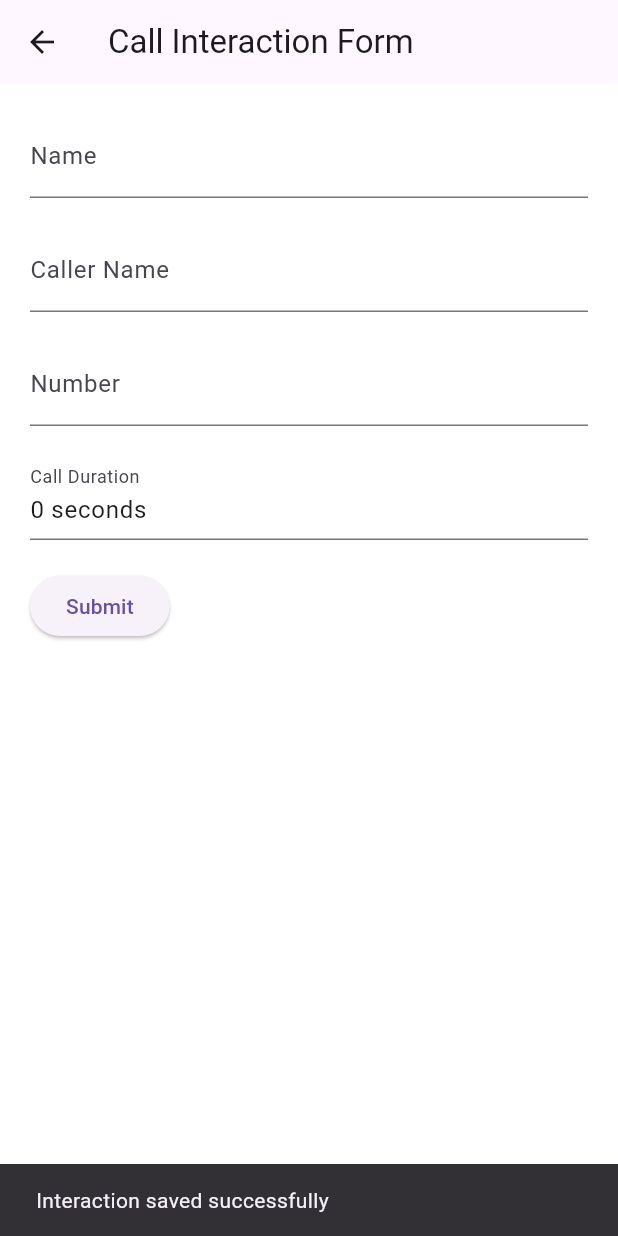
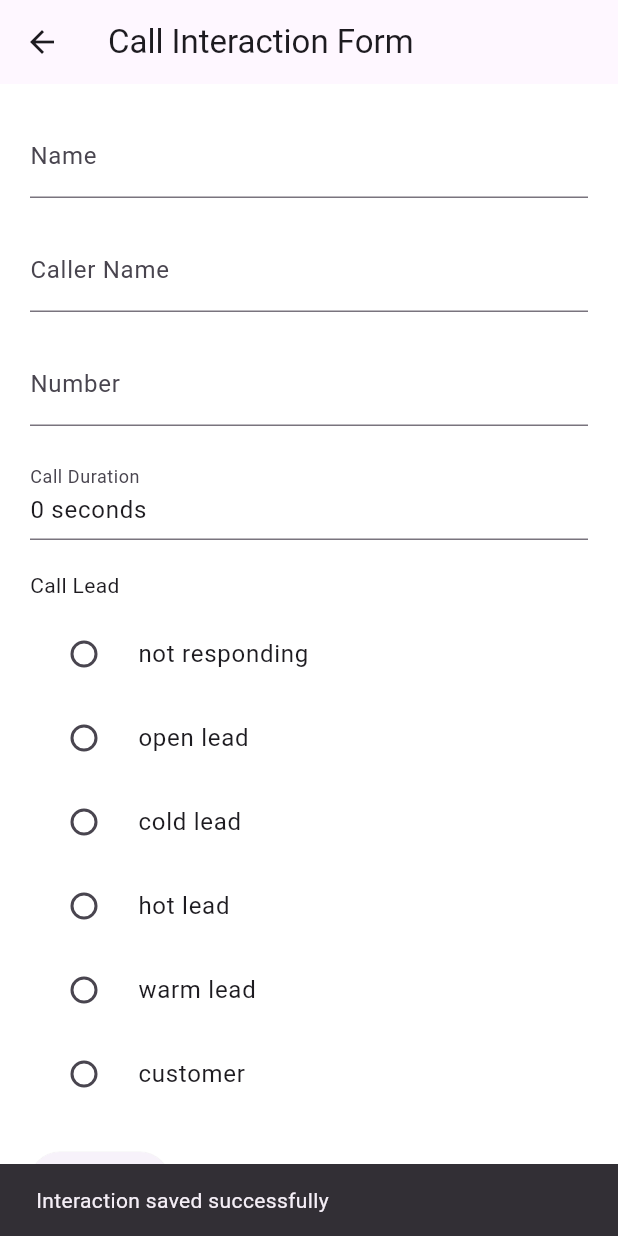
Before and after one commit to CalebVoila/VoilaCall, a Flutter app: the VoilaCallScreen screen opened directly, after a tap on "Submit", on a phone screen of 412 x 824 dp. Run offline on Flutter 3.47's test engine with Material 3 defaults, Android fonts, the phone set to English and light mode, and no system bars; our stand-ins replace pie_chart, shared_preferences, sqflite; missing offline and left inert: call_log, flutter_phone_direct_caller; accounts and stored records are empty.

Commit message:
interaction tag and type and select leads are added

```diff
--- a/lib/screens/voila_call_screen.dart
+++ b/lib/screens/voila_call_screen.dart
@@ -7,7 +7,8 @@ class VoilaCallScreen extends StatefulWidget {
   final String phoneNumber;
 
   VoilaCallScreen({
-    required this.phoneNumber, required int callDuration,
+    required this.phoneNumber,
+    required int callDuration,
   });
 
   @override
@@ -18,7 +19,8 @@ class _VoilaCallScreenState extends State<VoilaCallScreen> {
   String selectedLead = 'not responding';
   String selectedCallType = 'incoming';
   String selectedCallTag = 'unanswered';
-  String selectedStatus = 'incoming';
+  List<String> callLeads = ['not responding', 'open lead', 'cold lead', 'hot lead', 'warm lead', 'customer'];
+  String? selectedLeadValue;
   TextEditingController nameController = TextEditingController();
   TextEditingController callerNameController = TextEditingController();
   TextEditingController callerNumberController = TextEditingController();
@@ -28,11 +30,8 @@ class _VoilaCallScreenState extends State<VoilaCallScreen> {
   @override
   void initState() {
     super.initState();
-    // Start updating call duration immediately and every second
     Timer.periodic(Duration(seconds: 1), (Timer t) => fetchCallDuration());
-    // Set interaction date
     setInteractionDate();
-    // Fetch caller information
     fetchCallerInfo(widget.phoneNumber);
   }
 
@@ -66,7 +65,13 @@ class _VoilaCallScreenState extends State<VoilaCallScreen> {
       if (callLogs.isNotEmpty) {
         CallLogEntry latestCall = callLogs.firstWhere((log) =>
         log.callType == CallType.incoming || log.callType == CallType.outgoing);
+
+        String interactionType = latestCall.callType == CallType.incoming ? 'incoming' : 'outgoing';
+        String interactionTag = latestCall.duration != 0 ? 'answered' : 'unanswered';
+
         setState(() {
+          selectedCallType = interactionType;
+          selectedCallTag = interactionTag;
           duration = latestCall.duration ?? 0;
         });
       } else {
@@ -115,6 +120,25 @@ class _VoilaCallScreenState extends State<VoilaCallScreen> {
               readOnly: true,
             ),
             SizedBox(height: 20),
+            Column(
+              crossAxisAlignment: CrossAxisAlignment.start,
+              children: [
+                Text('Call Lead'),
+                SizedBox(height: 8),
+                for (String lead in callLeads)
+                  RadioListTile<String>(
+                    title: Text(lead),
+                    value: lead,
+                    groupValue: selectedLeadValue,
+                    onChanged: (value) {
+                      setState(() {
+                        selectedLeadValue = value;
+                      });
+                    },
+                  ),
+              ],
+            ),
+            SizedBox(height: 20),
             ElevatedButton(
               onPressed: () async {
                 String name = nameController.text;
@@ -123,19 +147,18 @@ class _VoilaCallScreenState extends State<VoilaCallScreen> {
                     ? callerNumberController.text
                     : widget.phoneNumber;
 
-                // Calculate total duration in seconds directly
                 int totalDurationSeconds = duration;
 
                 Map<String, dynamic> interaction = {
-                  'client_slug': selectedLead,
+                  'client_slug': null,
                   'name': name,
                   'caller_name': callerName,
                   'phone': callerNumber,
                   'interaction_date': interactionDateController.text,
                   'interaction_type': selectedCallType,
                   'interaction_tag': selectedCallTag,
-                  'status': selectedStatus,
-                  'duration_seconds': totalDurationSeconds, // Store duration in seconds
+                  'status': selectedLeadValue ?? 'not responding', // Store the selected lead value in the 'status' field
+                  'duration_seconds': totalDurationSeconds,
                 };
 
                 await DatabaseHelper.insertInteraction(interaction);
@@ -147,7 +170,6 @@ class _VoilaCallScreenState extends State<VoilaCallScreen> {
                   selectedLead = 'not responding';
                   selectedCallType = 'incoming';
                   selectedCallTag = 'unanswered';
-                  selectedStatus = 'incoming';
                 });
 
                 ScaffoldMessenger.of(context).showSnackBar(
```
